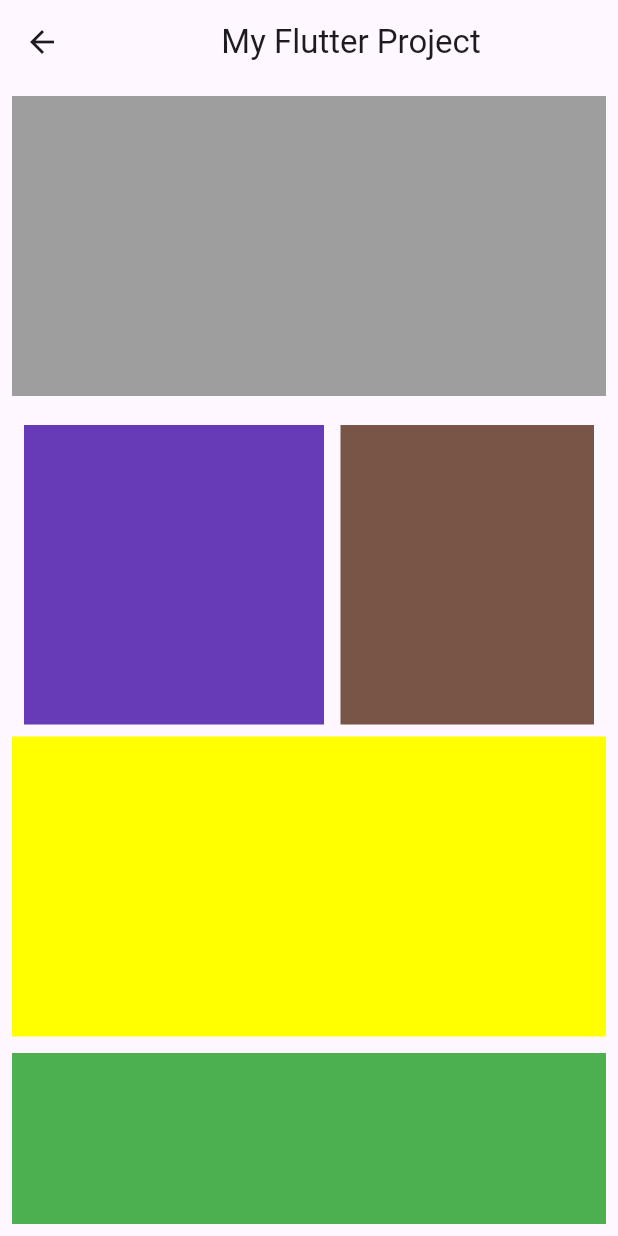
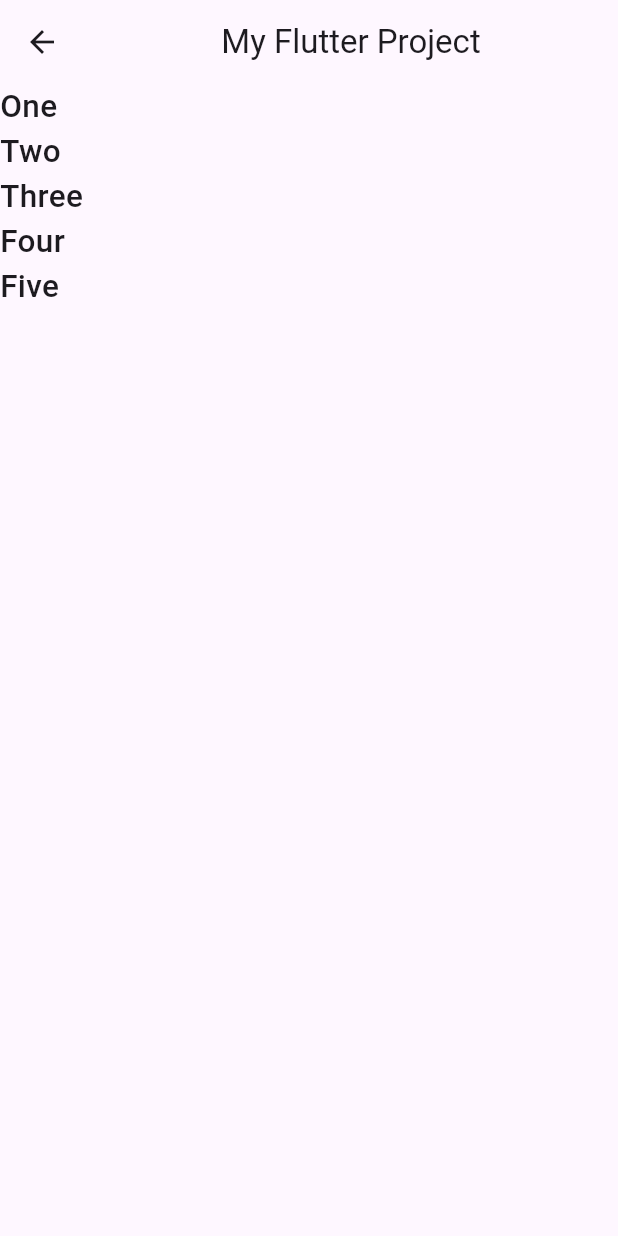
Before and after one commit to fahim-shahriar-alif/flutter, a Flutter app: the Extra screen opened directly, on a phone screen of 412 x 824 dp. Run offline on Flutter 3.47's test engine with Material 3 defaults, Android fonts, the phone set to English and light mode, and no system bars.

Commit message:
learn how to work with scroll view

```diff
--- /dev/null
+++ b/lib/list.dart
@@ -0,0 +1,63 @@
+import 'package:flutter/material.dart';
+
+class list1 extends StatelessWidget {
+  const list1({super.key});
+
+  @override
+  Widget build(BuildContext context) {
+    var arrnames = ["Alif", "Asif","Tanvir","Gourov" , "Chinmoy"];
+    return Scaffold(
+      appBar: AppBar(
+        title: const Center(child: Text("My First App")),
+      ),
+      // body: ListView(
+      //   scrollDirection: Axis.vertical,
+      //   reverse: true,
+      //   children: [
+      //       Padding(
+      //         padding: const EdgeInsets.all(8.0),
+      //         child: Text("One",style: TextStyle(fontSize: 21 ,fontWeight: FontWeight.w500 ),),
+      //       ),
+      //       Padding(
+      //         padding: const EdgeInsets.all(8.0),
+      //         child: Text("Two",style: TextStyle(fontSize: 21 ,fontWeight: FontWeight.w500 ),),
+      //       ),
+      //       Padding(
+      //         padding: const EdgeInsets.all(8.0),
+      //         child: Text("Three",style: TextStyle(fontSize: 21 ,fontWeight: FontWeight.w500 ),),
+      //       ),
+      //       Padding(
+      //         padding: const EdgeInsets.all(8.0),
+      //         child: Text("Four",style: TextStyle(fontSize: 21 ,fontWeight: FontWeight.w500 ),),
+      //       ),
+      //       Padding(
+      //         padding: const EdgeInsets.all(8.0),
+      //         child: Text("Five",style: TextStyle(fontSize: 21 ,fontWeight: FontWeight.w500 ),),
+      //       ),
+      //     ],
+      //
+      //   ),
+      // body: ListView.builder(itemBuilder: (context, index) {
+      //   return Text(arrnames[index], style: TextStyle(fontSize: 21 ,fontWeight: FontWeight.w500 ),);
+      // },
+      //
+      // itemCount: arrnames.length,
+      //   itemExtent: 100,
+      //   scrollDirection: Axis.vertical,
+      // ),
+      body: ListView.separated(itemBuilder: (context, index) {
+        return Text(arrnames[index], style: TextStyle(fontSize: 21 ,fontWeight: FontWeight.w500 ),);
+      },
+
+        itemCount: arrnames.length,
+
+        scrollDirection: Axis.vertical,
+        separatorBuilder: (context,index){
+          return Divider(height: 600,thickness: 10,);
+        }
+      ),
+      );
+
+
+  }
+}
--- a/lib/main.dart
+++ b/lib/main.dart
@@ -1,5 +1,6 @@
 import 'package:flutter/material.dart';
 import 'package:row/inkwellwidget.dart';
+import 'package:row/list.dart';
 import 'package:row/practice.dart';
 import 'package:row/row_34.dart';
 import 'package:row/scroll.dart';
@@ -19,7 +20,7 @@ class MyApp extends StatelessWidget {
       theme: ThemeData(
         primarySwatch: Colors.lightBlue,
       ),
-      home: const Practice(),
+      home: const list1(),
     );
   }
 }
--- a/lib/practice.dart
+++ b/lib/practice.dart
@@ -77,7 +77,7 @@ class Practice extends StatelessWidget {
                         decoration: BoxDecoration(
                           color: Colors.black12,shape: BoxShape.circle),child: ClipOval(
                         child: Image.asset(
-                          'assets/images/Jakir.jpg',
+                          'assets/images/Jakir.JPG',
                           fit: BoxFit.cover, // Ensures the image fills the container while maintaining aspect ratio
                         ),
                       ),
@@ -102,7 +102,7 @@ class Practice extends StatelessWidget {
                         decoration: BoxDecoration(
                             color: Colors.black12,shape: BoxShape.circle),child: ClipOval(
                         child: Image.asset(
-                          'assets/images/Alvee.jpg',
+                          'assets/images/Alvee.JPG',
                           fit: BoxFit.cover, // Ensures the image fills the container while maintaining aspect ratio
                         ),
                       ),
@@ -114,7 +114,7 @@ class Practice extends StatelessWidget {
                         decoration: BoxDecoration(
                             color: Colors.black12,shape: BoxShape.circle),child: ClipOval(
                         child: Image.asset(
-                          'assets/images/Afifa.jpg',
+                          'assets/images/Afifa.JPG',
                           fit: BoxFit.cover, // Ensures the image fills the container while maintaining aspect ratio
                         ),
                       ),
--- a/lib/scroll.dart
+++ b/lib/scroll.dart
@@ -9,73 +9,14 @@ class Extra extends StatelessWidget {
       appBar: AppBar(
         title: const Center(child: Text("My Flutter Project")),
       ),
-      body: Padding(
-        padding: const EdgeInsets.all(8.0),
-        child: SingleChildScrollView(
-          child: Column(
-            children: [
-              Container(
-              margin: EdgeInsets.only(bottom: 11),
-              height: 200,
-
-              color: Colors.grey,
-              ),
-              Padding(
-                padding: const EdgeInsets.all(8.0),
-                child: SingleChildScrollView(
-                  scrollDirection: Axis.horizontal,
-                  child: Row(
-                    children: [
-                      Container(
-                      margin: EdgeInsets.only(right: 11),
-                      height: 200,
-                      width: 200,
-                      color: Colors.deepPurple,
-                      ),
-                      Container(
-                      margin: EdgeInsets.only(right: 11),
-                      height: 200,
-                      width: 200,
-                      color: Colors.brown,
-                      ),
-                      Container(
-                      margin: EdgeInsets.only(right: 11),
-                      height: 200,
-                      width: 200,
-                      color: Colors.white,
-                      ),
-                      Container(
-                      margin: EdgeInsets.only(right: 11),
-                      height: 200,
-                      width: 200,
-                      color: Colors.white24,
-                      ),
-                    ],
-                  ),
-                ),
-              ),
-              Container(
-              margin: EdgeInsets.only(bottom: 11),
-              height: 200,
-
-              color: Colors.yellowAccent,
-              ),
-              Container(
-              margin: EdgeInsets.only(bottom: 11),
-              height: 200,
-
-              color: Colors.green,
-              ),
-              Container(
-              margin: EdgeInsets.only(bottom: 11),
-              height: 200,
-
-              color: Colors.greenAccent,
-              ),
-
-            ],
-          ),
-        ),
+      body: ListView(
+        children: [
+          Text("One",style : TextStyle(fontSize: 21 , fontWeight: FontWeight.w500)),
+          Text("Two",style : TextStyle(fontSize: 21 , fontWeight: FontWeight.w500)),
+          Text("Three",style : TextStyle(fontSize: 21 , fontWeight: FontWeight.w500)),
+          Text("Four",style : TextStyle(fontSize: 21 , fontWeight: FontWeight.w500)),
+          Text("Five",style : TextStyle(fontSize: 21 , fontWeight: FontWeight.w500)),
+        ],
       ),
     );
   }
```
